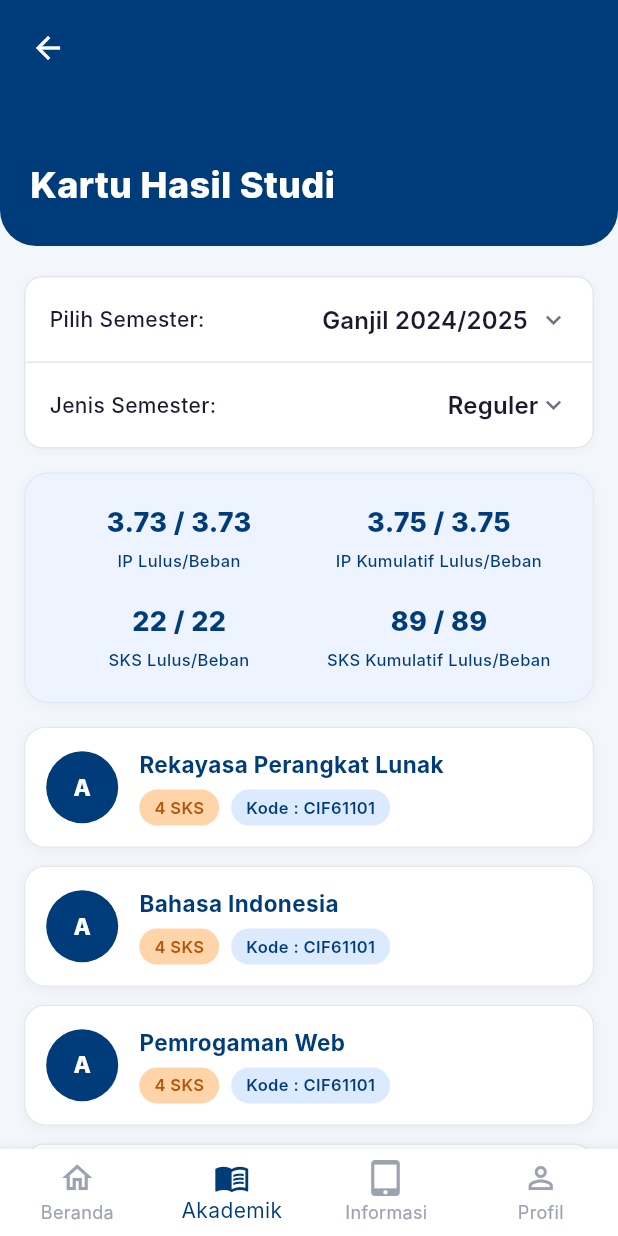
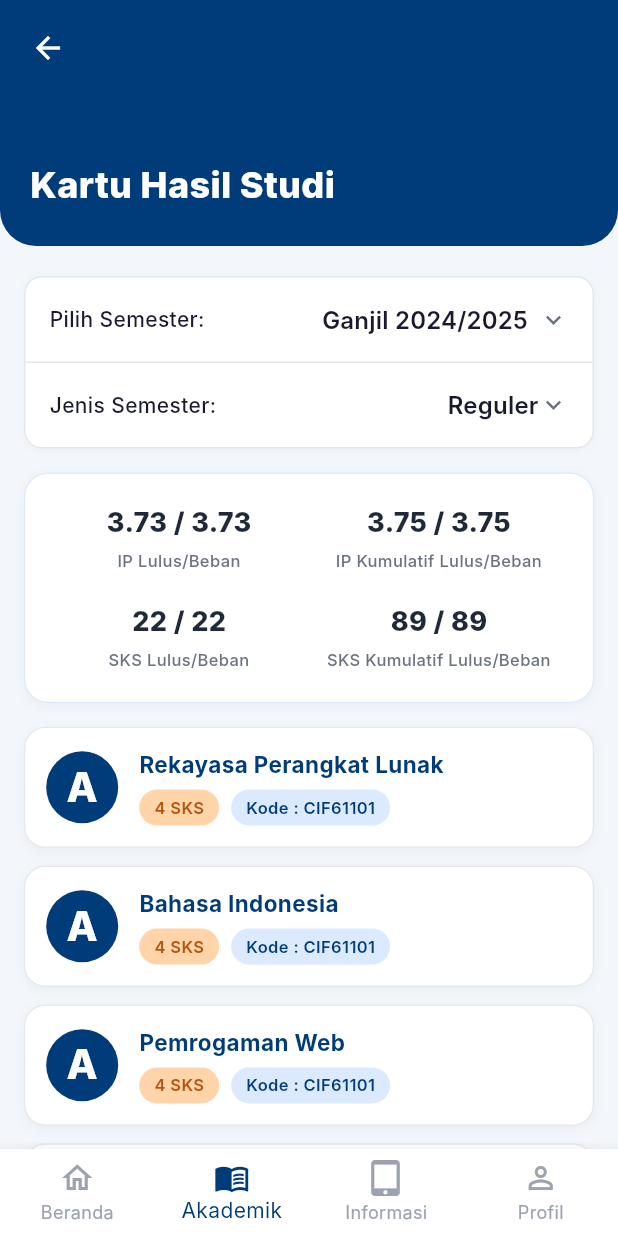
Before and after one commit to Raget13/gapura_ub_fix_design_SKRIPSI_2026, a Flutter app: the KartuHasilStudiScreen screen opened directly, on a phone screen of 412 x 824 dp. Run offline on Flutter 3.47's test engine with Material 3 defaults, Android fonts, the phone set to English and light mode, and no system bars; our stand-ins replace local_auth; Roboto replaces fonts that are missing (Inter).

Commit message:
fix: perbaiki tampilan summary card dan ukuran huruf nilai di KartuHasilStudiScreen
- Ubah background summary card light mode dari biru muda ke putih
- Ubah warna teks IP/SKS light mode dari biru ke abu-abu netral
- Perbesar font size huruf nilai pada kartu mata kuliah

```diff
--- a/lib/screens/kartu_hasil_studi_screen.dart
+++ b/lib/screens/kartu_hasil_studi_screen.dart
@@ -227,7 +227,7 @@ class _KartuHasilStudiScreenState extends State<KartuHasilStudiScreen> {
     return Container(
       padding: const EdgeInsets.symmetric(horizontal: 16, vertical: 20),
       decoration: BoxDecoration(
-        color: isDark ? AppColors.darkCard : const Color(0xFFEEF4FF),
+        color: isDark ? AppColors.darkCard : Colors.white,
         borderRadius: BorderRadius.circular(16),
         border: Border.all(color: isDark ? AppColors.darkBorder : AppColors.border, width: 0.8),
         boxShadow: [
@@ -267,7 +267,7 @@ class _KartuHasilStudiScreenState extends State<KartuHasilStudiScreen> {
             style: TextStyle(
               fontSize: 18,
               fontWeight: FontWeight.w800,
-              color: isDark ? AppColors.darkAccentBlue : AppColors.primary,
+              color: isDark ? AppColors.darkAccentBlue : const Color(0xFF1F2937),
             ),
           ),
           const SizedBox(height: 4),
@@ -276,7 +276,7 @@ class _KartuHasilStudiScreenState extends State<KartuHasilStudiScreen> {
             textAlign: TextAlign.center,
             style: TextStyle(
               fontSize: 11,
-              color: isDark ? AppColors.darkAccentBlue : AppColors.primary,
+              color: isDark ? AppColors.bgGrey : const Color(0xFF6B7280),
               fontWeight: FontWeight.w500,
             ),
           ),
@@ -318,7 +318,7 @@ class _KartuHasilStudiScreenState extends State<KartuHasilStudiScreen> {
               style: const TextStyle(
                 color: Colors.white,
                 fontWeight: FontWeight.w800,
-                fontSize: 15,
+                fontSize: 27,
               ),
             ),
           ),
```
